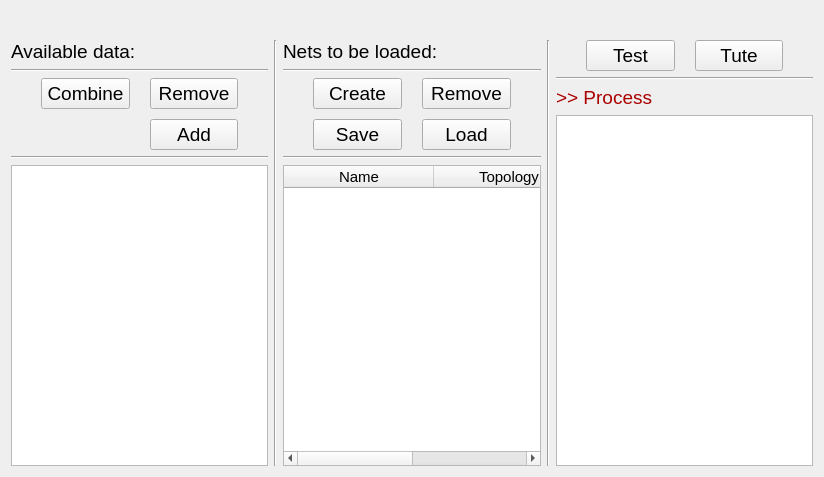
This is TP_CXX/NetManagers/neunetui.ui in xammi/2014_Cpp_Technopark as Qt 5 draws it before an edit. The edited form follows.
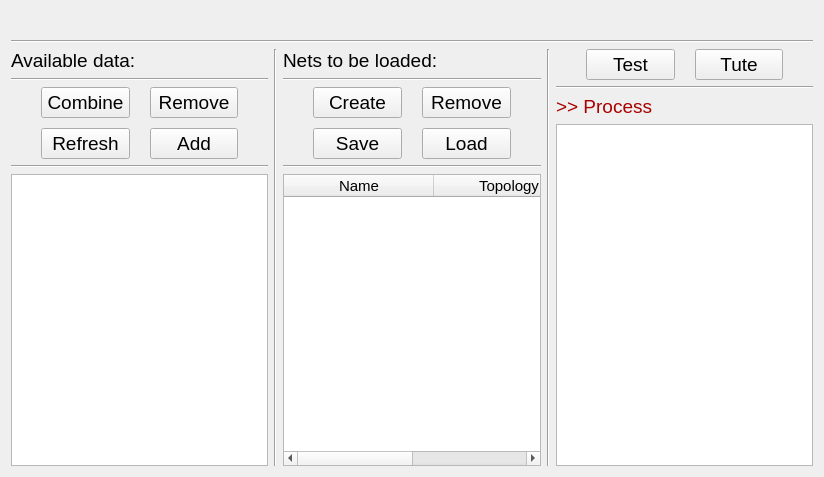
This is the edited form.

What changed in the file:
```diff
--- a/TP_CXX/NetManagers/neunetui.ui
+++ b/TP_CXX/NetManagers/neunetui.ui
@@ -35,6 +35,13 @@
       </property>
      </widget>
     </item>
+    <item>
+     <widget class="Line" name="line">
+      <property name="orientation">
+       <enum>Qt::Horizontal</enum>
+      </property>
+     </widget>
+    </item>
     <item>
      <layout class="QHBoxLayout" name="laoWorkspace">
       <item>
@@ -117,6 +124,18 @@
             </property>
            </widget>
           </item>
+          <item row="2" column="1">
+           <widget class="QPushButton" name="dataRefresh">
+            <property name="font">
+             <font>
+              <pointsize>14</pointsize>
+             </font>
+            </property>
+            <property name="text">
+             <string>Refresh</string>
+            </property>
+           </widget>
+          </item>
          </layout>
         </item>
         <item>
```
Left out of the diff: 3 changed lines with no effect on the pictures.
